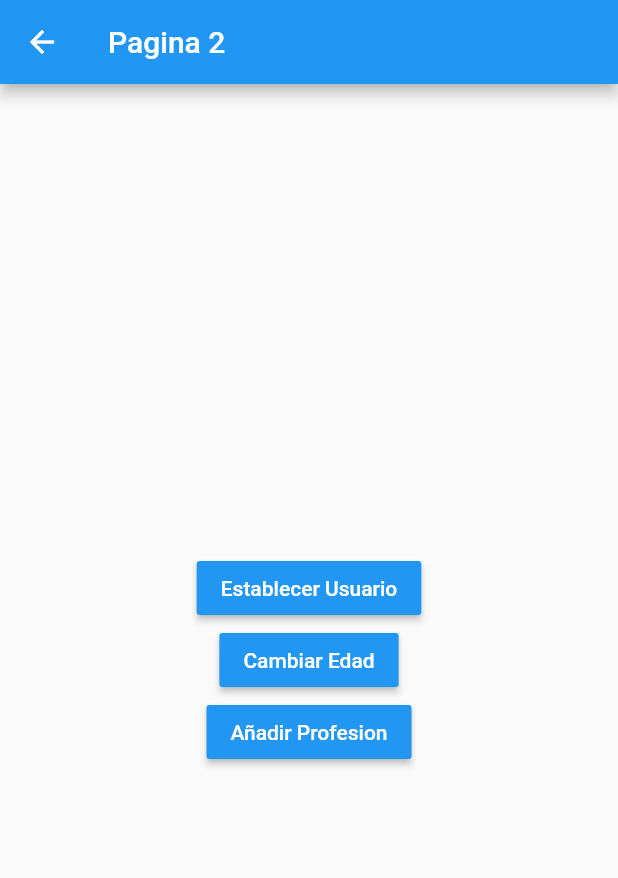
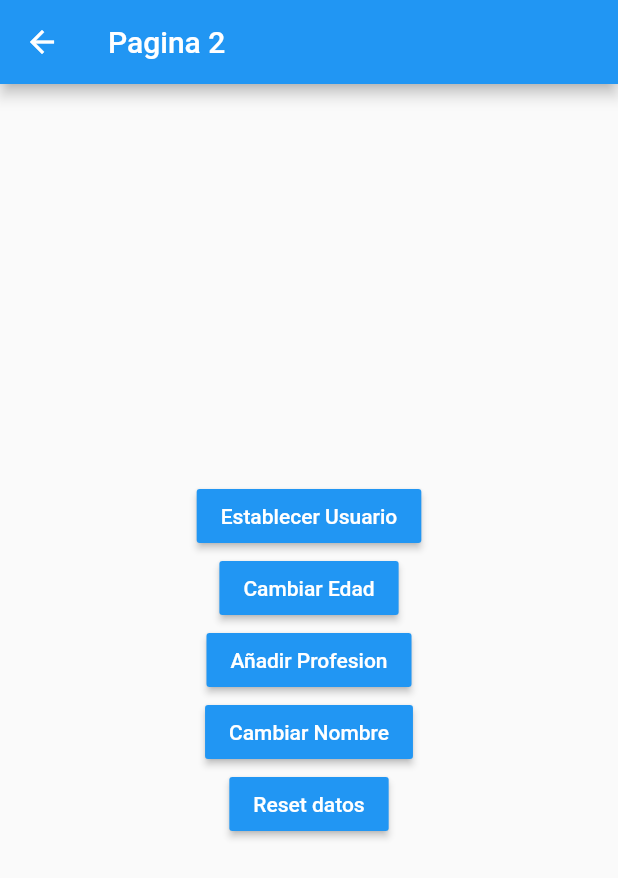
Before and after one commit to daniel-zuluaga/Basic-Flutter-Bloc, a Flutter app: the Pagina2Page screen opened by its route, after a tap on "Añadir Profesion", on a phone screen of 412 x 824 dp. Shown: the top 878 px of the screen. Run offline on Flutter 3.47's test engine with Material 2 defaults, Android fonts, the phone set to English and light mode, and no system bars; our stand-ins replace bloc, flutter_bloc.

Commit message:
Add everything has to do with flutter bloc with all implemented in this project, with the change of state with their events

```diff
--- a/lib/bloc/user/user_bloc.dart
+++ b/lib/bloc/user/user_bloc.dart
@@ -6,9 +6,31 @@ part 'user_event.dart';
 part 'user_state.dart';
 
 class UserBloc extends Bloc<UserEvent, UserState> {
-  UserBloc() : super(UserInitial()) {
-    on<UserEvent>((event, emit) {
-      // TODO: implement event handler
+  UserBloc() : super(UserInitialState()) {
+    on<ActivateUserEvent>((event, emit) => emit(UserSetState(event.user)));
+
+    on<DeleteUserEvent>((_, emit) => emit(UserInitialState()));
+
+    on<ChangeUserAgeEvent>((event, emit){
+      if(!state.existUser) return;
+      emit(UserSetState(state.user!.copyWidth(edad: event.age)));
+
+    });
+
+    on<AddProfessionEvent>((event, emit) {
+      if(!state.existUser) return;
+      final professions = [...state.user!.profesiones, event.profession];
+      emit(UserSetState(state.user!.copyWidth(profesiones: professions)));
+    });
+
+    on<ChangeUserNameEvent>((event, emit) {
+      if(!state.existUser) return;
+      emit(UserSetState(state.user!.copyWidth(nombre: event.name)));
+    });
+
+    on<ResetUserDataEvent>((event, emit) {
+      if(!state.existUser) return;
+      emit(UserSetState(event.user));
     });
   }
 }
--- a/lib/bloc/user/user_event.dart
+++ b/lib/bloc/user/user_event.dart
@@ -3,6 +3,35 @@ part of 'user_bloc.dart';
 @immutable
 abstract class UserEvent {}
 
-class ActivateUser extends UserEvent{
+class ActivateUserEvent extends UserEvent{
+  final User user;
+
+  ActivateUserEvent(this.user);
 
 }
+
+class ChangeUserAgeEvent extends UserEvent{
+  final int age;
+
+  ChangeUserAgeEvent(this.age);
+}
+
+class AddProfessionEvent extends UserEvent{
+  final String profession;
+
+  AddProfessionEvent(this.profession);
+}
+
+class ChangeUserNameEvent extends UserEvent{
+  final String name;
+
+  ChangeUserNameEvent(this.name);
+}
+
+class ResetUserDataEvent extends UserEvent{
+  final User user;
+
+  ResetUserDataEvent(this.user);
+}
+
+class DeleteUserEvent extends UserEvent{}
--- a/lib/bloc/user/user_state.dart
+++ b/lib/bloc/user/user_state.dart
@@ -12,4 +12,14 @@ abstract class UserState {
   });
 }
 
-class UserInitial extends UserState {}
+class UserInitialState extends UserState {
+  UserInitialState(): super(existUser: false, user: null);
+}
+
+class UserSetState extends UserState{
+  final User newUser;
+
+  UserSetState(this.newUser)
+    : super(existUser: true, user: newUser);
+
+}
--- a/lib/models/user.dart
+++ b/lib/models/user.dart
@@ -2,14 +2,24 @@
 
 class User {
 
-  String? nombre;
-  int? edad;
-  List<String>? profesiones;
+  String nombre;
+  int edad;
+  List<String> profesiones;
 
   User({
-    this.nombre,
-    this.edad,
-    this.profesiones
+    required this.nombre,
+    required this.edad,
+    required this.profesiones
   });
 
+  copyWidth({
+    String? nombre,
+    int? edad,
+    List<String>? profesiones,
+  }) => User(
+    nombre: nombre ?? this.nombre,
+    edad: edad ?? this.edad,
+    profesiones: profesiones ?? this.profesiones
+  );
+
 }
--- a/lib/pages/pagina1_page.dart
+++ b/lib/pages/pagina1_page.dart
@@ -1,29 +1,55 @@
+import 'package:estados/models/user.dart';
 import 'package:flutter/material.dart';
 
+import 'package:flutter_bloc/flutter_bloc.dart';
+import 'package:estados/bloc/user/user_bloc.dart';
 
 class Pagina1Page extends StatelessWidget {
-
   const Pagina1Page({Key? key}) : super(key: key);
 
   @override
   Widget build(BuildContext context) {
+
+    final userBlocProvider = BlocProvider.of<UserBloc>(context, listen: false);
+
     return Scaffold(
-      appBar: AppBar(
-        title: const Text('Pagina 1'),
-      ),
-      body: const InformacionUsuario(),
-
-     floatingActionButton: FloatingActionButton(
-       child: const Icon( Icons.accessibility_new ),
-       onPressed: () => Navigator.pushNamed(context, 'pagina2')
-     ),
-   );
+      appBar: AppBar(title: const Text('Pagina 1'), actions: [
+        BlocBuilder<UserBloc, UserState>(
+          builder: (_, state) {
+            return IconButton(
+              icon: const Icon(Icons.delete_outline_outlined),
+              onPressed: () {
+                userBlocProvider.add(DeleteUserEvent());
+              },
+            );
+          },
+        ),
+      ]),
+      body: BlocBuilder<UserBloc, UserState>(
+        builder: (_, state) => state.existUser
+            ? InformacionUsuario(
+                user: state.user!,
+              )
+            : const Center(
+                child: Text(
+                "No hay Usuario \n seleccionado",
+                textAlign: TextAlign.center,
+                style: TextStyle(height: 1.5,
+                fontSize: 20),
+              )
+            )
+          ),
+      floatingActionButton: FloatingActionButton(
+          child: const Icon(Icons.accessibility_new),
+          onPressed: () => Navigator.pushNamed(context, 'pagina2')),
+    );
   }
 }
 
 class InformacionUsuario extends StatelessWidget {
+  final User user;
 
-  const InformacionUsuario({Key? key}) : super(key: key);
+  const InformacionUsuario({Key? key, required this.user}) : super(key: key);
 
   @override
   Widget build(BuildContext context) {
@@ -33,24 +59,20 @@ class InformacionUsuario extends StatelessWidget {
       padding: const EdgeInsets.all(20.0),
       child: Column(
         crossAxisAlignment: CrossAxisAlignment.start,
-        children: const [
-
-          Text('General', style: TextStyle( fontSize: 18, fontWeight: FontWeight.bold ) ),
-          Divider(),
-
-          ListTile( title: Text('Nombre: ') ),
-          ListTile( title: Text('Edad: ') ),
-
-          Text('Profesiones', style: TextStyle( fontSize: 18, fontWeight: FontWeight.bold ) ),
-          Divider(),
-
-          ListTile( title: Text('Profesion 1') ),
-          ListTile( title: Text('Profesion 1') ),
-          ListTile( title: Text('Profesion 1') ),
-
+        children: [
+          const Text('General',
+              style: TextStyle(fontSize: 18, fontWeight: FontWeight.bold)),
+          const Divider(),
+          ListTile(title: Text('Nombre: ${user.nombre} ')),
+          ListTile(title: Text('Edad: ${user.edad} ')),
+          const Text('Profesiones',
+              style: TextStyle(fontSize: 18, fontWeight: FontWeight.bold)),
+          const Divider(),
+          ...user.profesiones
+              .map((prof) => ListTile(title: Text(prof)))
+              .toList(),
         ],
       ),
     );
   }
-
 }
--- a/lib/pages/pagina2_page.dart
+++ b/lib/pages/pagina2_page.dart
@@ -1,4 +1,7 @@
+import 'package:estados/bloc/user/user_bloc.dart';
+import 'package:estados/models/user.dart';
 import 'package:flutter/material.dart';
+import 'package:flutter_bloc/flutter_bloc.dart';
 
 
 class Pagina2Page extends StatelessWidget {
@@ -7,6 +10,13 @@ class Pagina2Page extends StatelessWidget {
 
   @override
   Widget build(BuildContext context) {
+
+    final newUser = User(
+      nombre: "Daniel",
+      edad: 16,
+      profesiones: ["FullStack Developer"]
+    );
+    final userBlocProvider = BlocProvider.of<UserBloc>(context, listen: false);
     return Scaffold(
       appBar: AppBar(
         title: const Text('Pagina 2'),
@@ -20,7 +30,7 @@ class Pagina2Page extends StatelessWidget {
               child: const Text('Establecer Usuario', style: TextStyle( color: Colors.white ) ),
               color: Colors.blue,
               onPressed: () {
-
+                userBlocProvider.add(ActivateUserEvent(newUser));
               }
             ),
 
@@ -28,7 +38,7 @@ class Pagina2Page extends StatelessWidget {
               child: const Text('Cambiar Edad', style: TextStyle( color: Colors.white ) ),
               color: Colors.blue,
               onPressed: () {
-
+                userBlocProvider.add(ChangeUserAgeEvent(28));
               }
             ),
 
@@ -36,7 +46,23 @@ class Pagina2Page extends StatelessWidget {
               child: const Text('Añadir Profesion', style: TextStyle( color: Colors.white ) ),
               color: Colors.blue,
               onPressed: () {
+                userBlocProvider.add(AddProfessionEvent("Developer of Videogame"));
+              }
+            ),
 
+            MaterialButton(
+              child: const Text('Cambiar Nombre', style: TextStyle( color: Colors.white ) ),
+              color: Colors.blue,
+              onPressed: () {
+                userBlocProvider.add(ChangeUserNameEvent("Laura"));
+              }
+            ),
+
+            MaterialButton(
+              child: const Text('Reset datos', style: TextStyle( color: Colors.white ) ),
+              color: Colors.blue,
+              onPressed: () {
+                userBlocProvider.add(ResetUserDataEvent(newUser));
               }
             ),
 
```
Also changed, not shown: lib/main.dart (+8 -1 lines).
